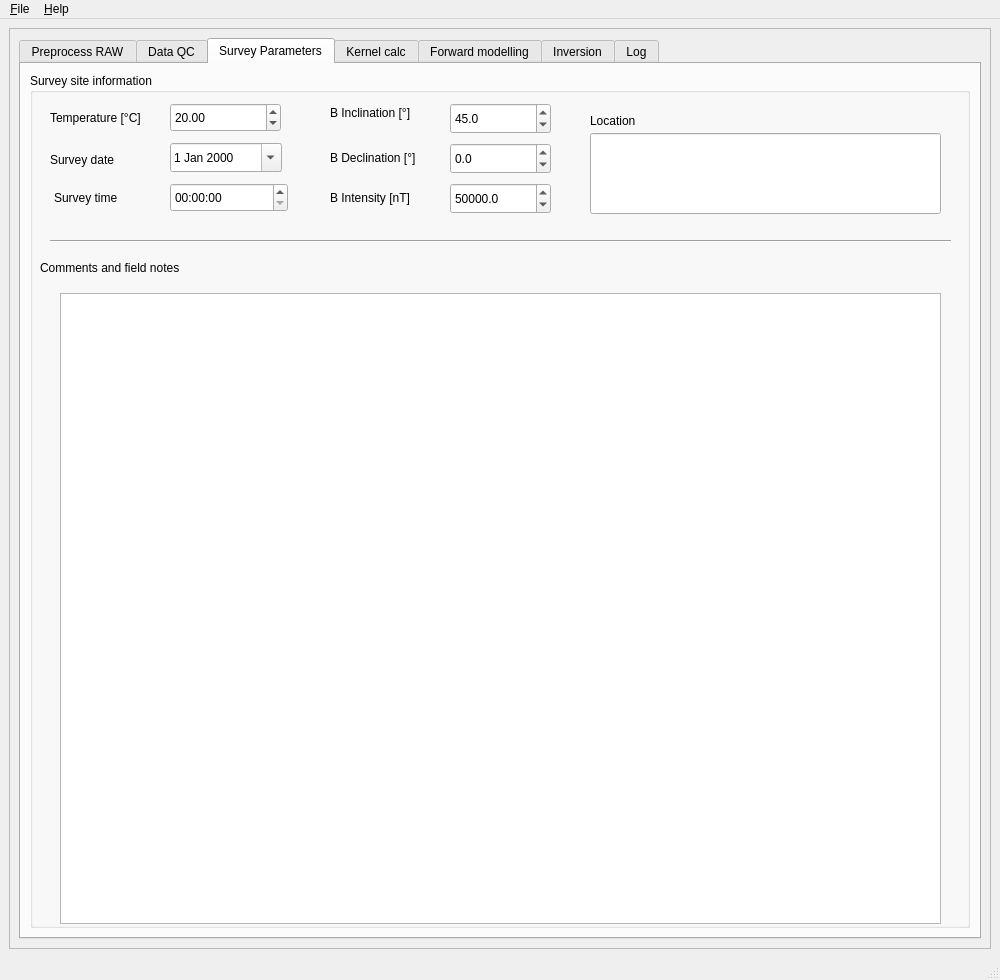
This is akvo/gui/main.ui in LemmaSoftware/akvo as Qt 5 draws it before an edit. The edited form follows.
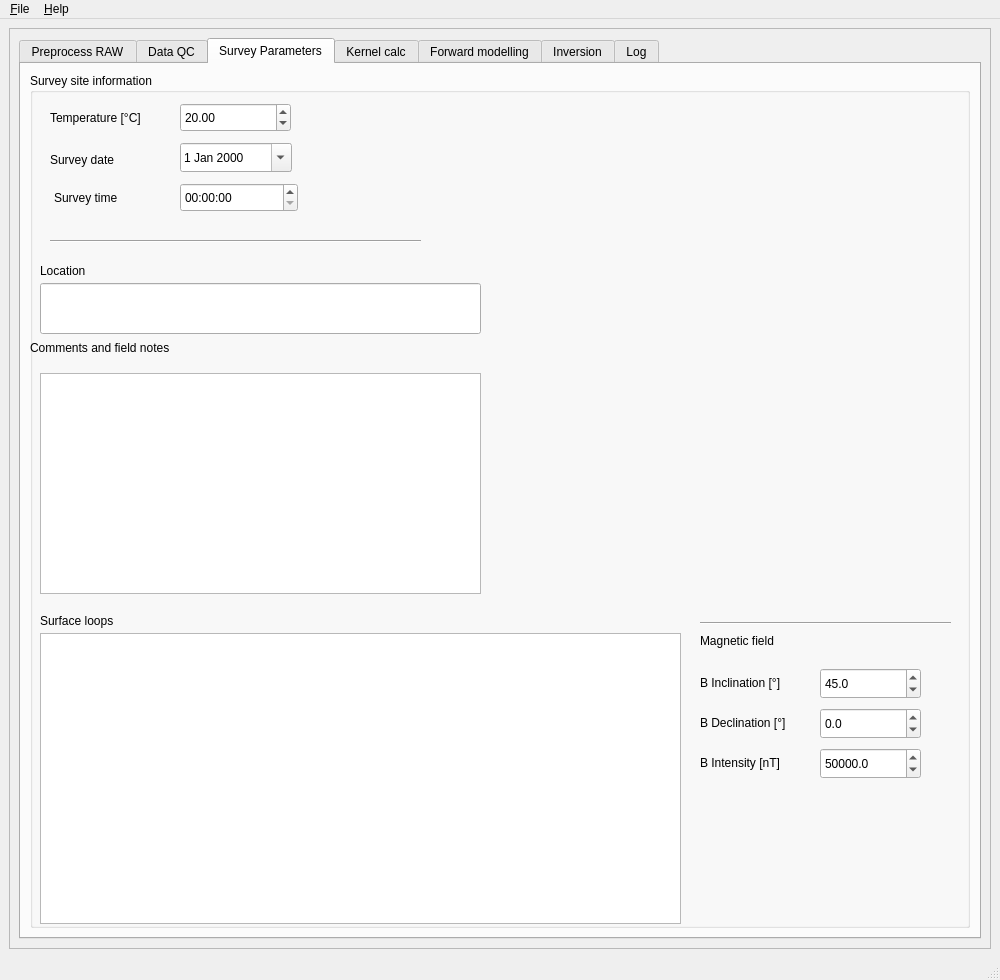
This is the edited form. The open tabs and pages were chosen to show the change. Custom widgets are drawn as their Qt base class.

Commit message: Work towards loop info

Patch:
```diff
--- a/akvo/gui/main.ui
+++ b/akvo/gui/main.ui
@@ -73,8 +73,8 @@
         <rect>
          <x>0</x>
          <y>0</y>
-         <width>982</width>
-         <height>921</height>
+         <width>967</width>
+         <height>922</height>
         </rect>
        </property>
        <layout class="QHBoxLayout" name="horizontalLayout_2">
@@ -2489,7 +2489,7 @@
                 <rect>
                  <x>20</x>
                  <y>37</y>
-                 <width>111</width>
+                 <width>121</width>
                  <height>16</height>
                 </rect>
                </property>
@@ -2513,8 +2513,8 @@
               <widget class="QLabel" name="label_36">
                <property name="geometry">
                 <rect>
-                 <x>560</x>
-                 <y>40</y>
+                 <x>10</x>
+                 <y>190</y>
                  <width>61</width>
                  <height>16</height>
                 </rect>
@@ -2526,121 +2526,19 @@
               <widget class="QLineEdit" name="locEdit">
                <property name="geometry">
                 <rect>
-                 <x>560</x>
-                 <y>60</y>
-                 <width>351</width>
-                 <height>81</height>
+                 <x>10</x>
+                 <y>210</y>
+                 <width>441</width>
+                 <height>51</height>
                 </rect>
                </property>
               </widget>
-              <widget class="QDoubleSpinBox" name="decSpinBox">
-               <property name="geometry">
-                <rect>
-                 <x>420</x>
-                 <y>70</y>
-                 <width>101</width>
-                 <height>31</height>
-                </rect>
-               </property>
-               <property name="decimals">
-                <number>1</number>
-               </property>
-               <property name="minimum">
-                <double>-90.000000000000000</double>
-               </property>
-               <property name="maximum">
-                <double>90.000000000000000</double>
-               </property>
-               <property name="value">
-                <double>0.000000000000000</double>
-               </property>
-              </widget>
-              <widget class="QDoubleSpinBox" name="incSpinBox">
-               <property name="geometry">
-                <rect>
-                 <x>420</x>
-                 <y>30</y>
-                 <width>101</width>
-                 <height>31</height>
-                </rect>
-               </property>
-               <property name="decimals">
-                <number>1</number>
-               </property>
-               <property name="minimum">
-                <double>-90.000000000000000</double>
-               </property>
-               <property name="maximum">
-                <double>90.000000000000000</double>
-               </property>
-               <property name="value">
-                <double>45.000000000000000</double>
-               </property>
-              </widget>
-              <widget class="QLabel" name="label_37">
-               <property name="geometry">
-                <rect>
-                 <x>300</x>
-                 <y>30</y>
-                 <width>111</width>
-                 <height>20</height>
-                </rect>
-               </property>
-               <property name="text">
-                <string>B Inclination [°]</string>
-               </property>
-              </widget>
-              <widget class="QLabel" name="label_38">
-               <property name="geometry">
-                <rect>
-                 <x>300</x>
-                 <y>75</y>
-                 <width>111</width>
-                 <height>20</height>
-                </rect>
-               </property>
-               <property name="text">
-                <string>B Declination [°] </string>
-               </property>
-              </widget>
-              <widget class="QDoubleSpinBox" name="intensitySpinBox">
-               <property name="geometry">
-                <rect>
-                 <x>420</x>
-                 <y>110</y>
-                 <width>101</width>
-                 <height>31</height>
-                </rect>
-               </property>
-               <property name="decimals">
-                <number>1</number>
-               </property>
-               <property name="maximum">
-                <double>80000.000000000000000</double>
-               </property>
-               <property name="value">
-                <double>50000.000000000000000</double>
-               </property>
-              </widget>
-              <widget class="QLabel" name="label_51">
-               <property name="geometry">
-                <rect>
-                 <x>300</x>
-                 <y>115</y>
-                 <width>111</width>
-                 <height>20</height>
-                </rect>
-               </property>
-               <property name="text">
-                <string>B Intensity [nT]</string>
-               </property>
-              </widget>
               <widget class="Line" name="line">
                <property name="geometry">
                 <rect>
                  <x>20</x>
                  <y>160</y>
-                 <width>901</width>
+                 <width>371</width>
                  <height>16</height>
                 </rect>
                </property>
@@ -2651,8 +2549,8 @@
               <widget class="QLabel" name="label_52">
                <property name="geometry">
                 <rect>
-                 <x>10</x>
-                 <y>180</y>
+                 <x>0</x>
+                 <y>260</y>
                  <width>191</width>
                  <height>31</height>
                 </rect>
@@ -2664,10 +2562,10 @@
               <widget class="QTextBrowser" name="txtComments">
                <property name="geometry">
                 <rect>
-                 <x>30</x>
-                 <y>220</y>
-                 <width>881</width>
-                 <height>631</height>
+                 <x>10</x>
+                 <y>300</y>
+                 <width>441</width>
+                 <height>221</height>
                 </rect>
                </property>
                <property name="readOnly">
@@ -2677,7 +2575,7 @@
               <widget class="QTimeEdit" name="timeEdit">
                <property name="geometry">
                 <rect>
-                 <x>140</x>
+                 <x>150</x>
                  <y>110</y>
                  <width>118</width>
                  <height>29</height>
@@ -2690,7 +2588,7 @@
               <widget class="QDateEdit" name="dateEdit">
                <property name="geometry">
                 <rect>
-                 <x>140</x>
+                 <x>150</x>
                  <y>70</y>
                  <width>112</width>
                  <height>29</height>
@@ -2716,7 +2614,7 @@
               <widget class="QDoubleSpinBox" name="tempSpinBox">
                <property name="geometry">
                 <rect>
-                 <x>140</x>
+                 <x>150</x>
                  <y>30</y>
                  <width>111</width>
                  <height>29</height>
@@ -2726,6 +2624,182 @@
                 <double>20.000000000000000</double>
                </property>
               </widget>
+              <widget class="QTableWidget" name="loopTableWidget">
+               <property name="geometry">
+                <rect>
+                 <x>10</x>
+                 <y>560</y>
+                 <width>641</width>
+                 <height>291</height>
+                </rect>
+               </property>
+               <property name="toolTip">
+                <string>&lt;html&gt;&lt;head/&gt;&lt;body&gt;&lt;p&gt;This table is used to enter coil geometries the format is as follows: each row specifies a single point on a coil. The first column is the coil index (using the GMR channel is useful), the next three colums specify the point in Northing, Easting, and Elevation. These can either be local coordinates or global ones. The final column specifies the loop radius if it is a circle or figure 8, for non circular or figure 8 loops leave this column blank. For figure-8 loops the coils do not need to be touching (see Irons and Kass, 2017). If a given index has 1 row it will be a circular loop, two rows will be a figure 8, and more than that will be a polygonal representation of the points, linearlly interpolated between them. &lt;/p&gt;&lt;/body&gt;&lt;/html&gt;</string>
+               </property>
+              </widget>
+              <widget class="QLabel" name="label_54">
+               <property name="geometry">
+                <rect>
+                 <x>10</x>
+                 <y>540</y>
+                 <width>91</width>
+                 <height>16</height>
+                </rect>
+               </property>
+               <property name="text">
+                <string>Surface loops</string>
+               </property>
+              </widget>
+              <widget class="MyDynamicMplCanvas" name="mplwidget_3" native="true">
+               <property name="geometry">
+                <rect>
+                 <x>460</x>
+                 <y>0</y>
+                 <width>500</width>
+                 <height>500</height>
+                </rect>
+               </property>
+               <property name="sizePolicy">
+                <sizepolicy hsizetype="Fixed" vsizetype="Fixed">
+                 <horstretch>0</horstretch>
+                 <verstretch>0</verstretch>
+                </sizepolicy>
+               </property>
+               <property name="minimumSize">
+                <size>
+                 <width>500</width>
+                 <height>500</height>
+                </size>
+               </property>
+              </widget>
+              <widget class="QDoubleSpinBox" name="intensitySpinBox">
+               <property name="geometry">
+                <rect>
+                 <x>790</x>
+                 <y>675</y>
+                 <width>101</width>
+                 <height>31</height>
+                </rect>
+               </property>
+               <property name="decimals">
+                <number>1</number>
+               </property>
+               <property name="maximum">
+                <double>80000.000000000000000</double>
+               </property>
+               <property name="value">
+                <double>50000.000000000000000</double>
+               </property>
+              </widget>
+              <widget class="QLabel" name="label_38">
+               <property name="geometry">
+                <rect>
+                 <x>670</x>
+                 <y>640</y>
+                 <width>111</width>
+                 <height>20</height>
+                </rect>
+               </property>
+               <property name="text">
+                <string>B Declination [°] </string>
+               </property>
+              </widget>
+              <widget class="QLabel" name="label_37">
+               <property name="geometry">
+                <rect>
+                 <x>670</x>
+                 <y>600</y>
+                 <width>111</width>
+                 <height>20</height>
+                </rect>
+               </property>
+               <property name="text">
+                <string>B Inclination [°]</string>
+               </property>
+              </widget>
+              <widget class="QDoubleSpinBox" name="decSpinBox">
+               <property name="geometry">
+                <rect>
+                 <x>790</x>
+                 <y>635</y>
+                 <width>101</width>
+                 <height>31</height>
+                </rect>
+               </property>
+               <property name="decimals">
+                <number>1</number>
+               </property>
+               <property name="minimum">
+                <double>-90.000000000000000</double>
+               </property>
+               <property name="maximum">
+                <double>90.000000000000000</double>
+               </property>
+               <property name="value">
+                <double>0.000000000000000</double>
+               </property>
+              </widget>
+              <widget class="QDoubleSpinBox" name="incSpinBox">
+               <property name="geometry">
+                <rect>
+                 <x>790</x>
+                 <y>595</y>
+                 <width>101</width>
+                 <height>31</height>
+                </rect>
+               </property>
+               <property name="decimals">
+                <number>1</number>
+               </property>
+               <property name="minimum">
+                <double>-90.000000000000000</double>
+               </property>
+               <property name="maximum">
+                <double>90.000000000000000</double>
+               </property>
+               <property name="value">
+                <double>45.000000000000000</double>
+               </property>
+              </widget>
+              <widget class="QLabel" name="label_51">
+               <property name="geometry">
+                <rect>
+                 <x>670</x>
+                 <y>680</y>
+                 <width>111</width>
+                 <height>20</height>
+                </rect>
+               </property>
+               <property name="text">
+                <string>B Intensity [nT]</string>
+               </property>
+              </widget>
+              <widget class="QLabel" name="label_57">
+               <property name="geometry">
+                <rect>
+                 <x>670</x>
+                 <y>560</y>
+                 <width>121</width>
+                 <height>16</height>
+                </rect>
+               </property>
+               <property name="text">
+                <string>Magnetic field</string>
+               </property>
+              </widget>
+              <widget class="Line" name="line_3">
+               <property name="geometry">
+                <rect>
+                 <x>670</x>
+                 <y>540</y>
+                 <width>251</width>
+                 <height>20</height>
+                </rect>
+               </property>
+               <property name="orientation">
+                <enum>Qt::Horizontal</enum>
+               </property>
+              </widget>
              </widget>
             </item>
            </layout>
@@ -2734,19 +2808,6 @@
            <attribute name="title">
             <string>Kernel calc</string>
            </attribute>
-           <widget class="QTableWidget" name="loopTableWidget">
-            <property name="geometry">
-             <rect>
-              <x>20</x>
-              <y>70</y>
-              <width>441</width>
-              <height>271</height>
-             </rect>
-            </property>
-            <property name="toolTip">
-             <string>&lt;html&gt;&lt;head/&gt;&lt;body&gt;&lt;p&gt;This table is used to enter coil geometries the format is as follows: each row specifies a single point on a coil. The first column is the coil index (using the GMR channel is useful), the next three colums specify the point in Northing, Easting, and Elevation. These can either be local coordinates or global ones. The final column specifies the loop radius if it is a circle or figure 8, for non circular or figure 8 loops leave this column blank. For figure-8 loops the coils do not need to be touching (see Irons and Kass, 2017). If a given index has 1 row it will be a circular loop, two rows will be a figure 8, and more than that will be a polygonal representation of the points, linearlly interpolated between them. &lt;/p&gt;&lt;/body&gt;&lt;/html&gt;</string>
-            </property>
-           </widget>
            <widget class="Line" name="line_2">
             <property name="geometry">
              <rect>
@@ -2760,20 +2821,7 @@
              <enum>Qt::Horizontal</enum>
             </property>
            </widget>
-           <widget class="QLabel" name="label_54">
-            <property name="geometry">
-             <rect>
-              <x>20</x>
-              <y>40</y>
-              <width>91</width>
-              <height>16</height>
-             </rect>
-            </property>
-            <property name="text">
-             <string>Surface loops</string>
-            </property>
-           </widget>
-           <widget class="MyDynamicMplCanvas" name="mplwidget_3" native="true">
+           <widget class="MyDynamicMplCanvas" name="mplwidget_4" native="true">
             <property name="geometry">
              <rect>
               <x>480</x>
```
Left out of the diff: 12 changed lines with no effect on the pictures. The commit also changes 1 other file.
